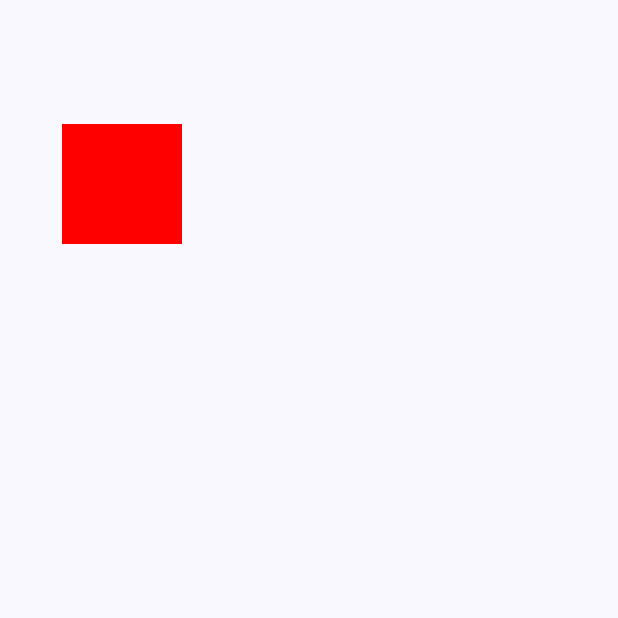
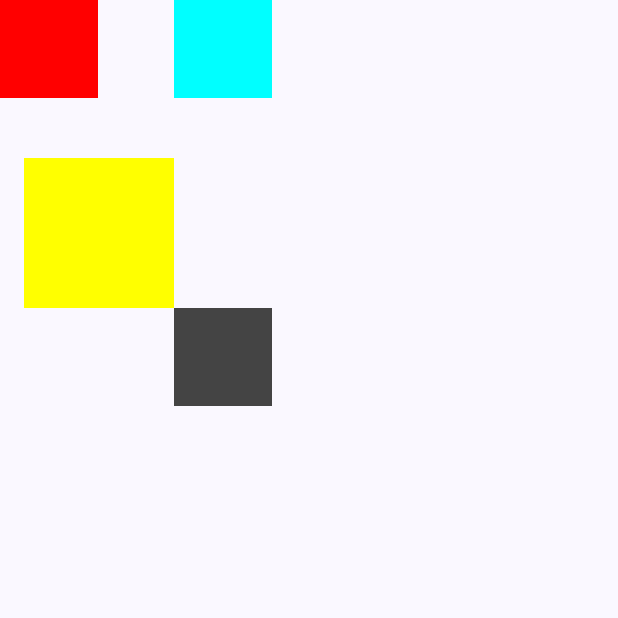
Before and after one commit to Miguel36/compose-app-course, an Android app built with Jetpack Compose: the screen it shows after launch (MainActivity), on a phone screen of 412 x 824 dp, the top half of it. Run offline under Robolectric (Android 15) with nearby library versions, the phone set to English and light mode, and no system bars; our stand-ins replace constraintlayout-compose.

Commit message:
Ejemplo de como utilizar barriers en compose con ConstraintLayout

```diff
--- a/app/src/main/java/com/skyfallen/myfirstcomposeapp/MainActivity.kt
+++ b/app/src/main/java/com/skyfallen/myfirstcomposeapp/MainActivity.kt
@@ -10,6 +10,7 @@ import androidx.compose.material3.Scaffold
 import androidx.compose.runtime.Composable
 import androidx.compose.ui.Modifier
 import androidx.compose.ui.tooling.preview.Preview
+import com.skyfallen.myfirstcomposeapp.components.layout.ConstraintBarrier
 import com.skyfallen.myfirstcomposeapp.components.layout.ConstraintExampleGuide
 import com.skyfallen.myfirstcomposeapp.login.Greeting
 import com.skyfallen.myfirstcomposeapp.ui.theme.MyFirstComposeAppTheme
@@ -21,7 +22,7 @@ class MainActivity : ComponentActivity() {
         setContent {
             MyFirstComposeAppTheme {
                 Scaffold(modifier = Modifier.fillMaxSize()) { innerPadding ->
-                    ConstraintExampleGuide(Modifier.padding(innerPadding))
+                    ConstraintBarrier(Modifier.padding(innerPadding))
                 }
             }
         }
--- a/app/src/main/java/com/skyfallen/myfirstcomposeapp/components/layout/MyConstraintLayout.kt
+++ b/app/src/main/java/com/skyfallen/myfirstcomposeapp/components/layout/MyConstraintLayout.kt
@@ -7,6 +7,8 @@ import androidx.compose.foundation.layout.size
 import androidx.compose.runtime.Composable
 import androidx.compose.ui.Modifier
 import androidx.compose.ui.graphics.Color
+import androidx.compose.ui.graphics.Color.Companion.Cyan
+import androidx.compose.ui.graphics.Color.Companion.DarkGray
 import androidx.compose.ui.graphics.Color.Companion.Red
 import androidx.compose.ui.unit.dp
 import androidx.constraintlayout.compose.ConstraintLayout
@@ -62,3 +64,41 @@ fun ConstraintExampleGuide(modifier: Modifier) {
         })
     }
 }
+
+/**
+ * Una barrera es como una linea imaginaria invisible (guía) que se sitúa justo después de el último
+ * componente que haga parte de la barrera. No importa si los componentes que añadamos a la barrera cambian
+ * de tamaño. La barrera siempre se va ubicar al final del último componete. Y en base a esa barrera
+ * podemos organizar otras vistas que no están en la barrera para que se ubiquen antes de la
+ * barrera o después. Este enfoque de usar barreras permite crear vistas más responsive o vistas que
+ * no se rompan en distintos dispositivos ya que sin importar que el tamaño de un componente cambie.
+ * Siempre se va a respeta la barrera
+ */
+@Composable
+fun ConstraintBarrier(modifier: Modifier) {
+    ConstraintLayout(modifier = modifier.fillMaxSize()) {
+        val (redBox, yellowBox, cyanBox, darkGrayBox) = createRefs()
+        val barrier = createEndBarrier(redBox, yellowBox)
+
+        Box(Modifier
+            .size(65.dp)
+            .background(Red)
+            .constrainAs(redBox) {
+                top.linkTo(parent.top)
+                start.linkTo(parent.start)
+            })
+
+        Box(Modifier.size(100.dp).background(Color.Yellow).constrainAs(yellowBox) {
+            top.linkTo(redBox.bottom, 40.dp)
+            start.linkTo(parent.start, 16.dp)
+        })
+
+        Box(Modifier.size(65.dp).background(Cyan).constrainAs(cyanBox) {
+            start.linkTo(barrier)
+        })
+        Box(Modifier.size(65.dp).background(DarkGray).constrainAs(darkGrayBox) {
+            start.linkTo(barrier)
+            top.linkTo(yellowBox.bottom)
+        })
+    }
+}
```
